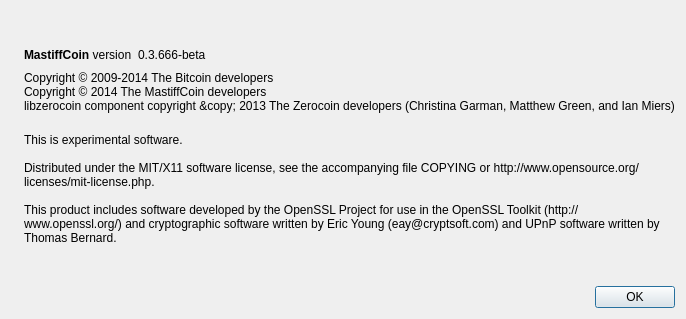
Above: src/qt/forms/aboutdialog.ui from mastcoin/mastcoin before the change. Below: the same form after it.
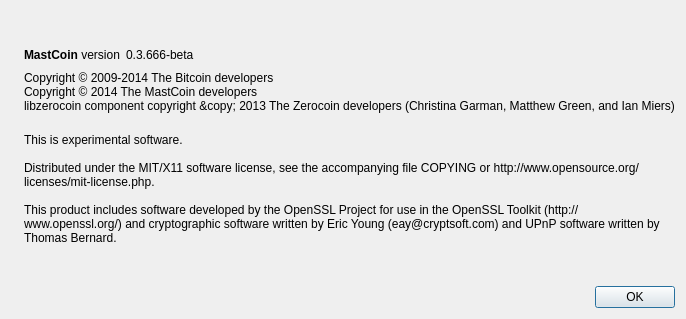
That is the form after the change. Icons and pictures are not drawn.

Commit message: Rebranding MastiffCoin to MastCoin

Patch:
```diff
--- a/src/qt/forms/aboutdialog.ui
+++ b/src/qt/forms/aboutdialog.ui
@@ -50,7 +50,7 @@
           <cursorShape>IBeamCursor</cursorShape>
          </property>
          <property name="text">
-          <string>&lt;b&gt;MastiffCoin&lt;/b&gt; version</string>
+          <string>&lt;b&gt;MastCoin&lt;/b&gt; version</string>
          </property>
          <property name="textInteractionFlags">
           <set>Qt::LinksAccessibleByMouse|Qt::TextSelectableByKeyboard|Qt::TextSelectableByMouse</set>
@@ -92,7 +92,7 @@
        </property>
        <property name="text">
         <string>Copyright © 2009-2014 The Bitcoin developers
-Copyright © 2014 The MastiffCoin developers
+Copyright © 2014 The MastCoin developers
 libzerocoin component copyright &amp;copy; 2013 The Zerocoin developers (Christina Garman, Matthew Green, and Ian Miers)</string>
        </property>
        <property name="textInteractionFlags">
```
Left out of the diff: 2 changed lines with no effect on the pictures. The commit also changes 18 other files.
